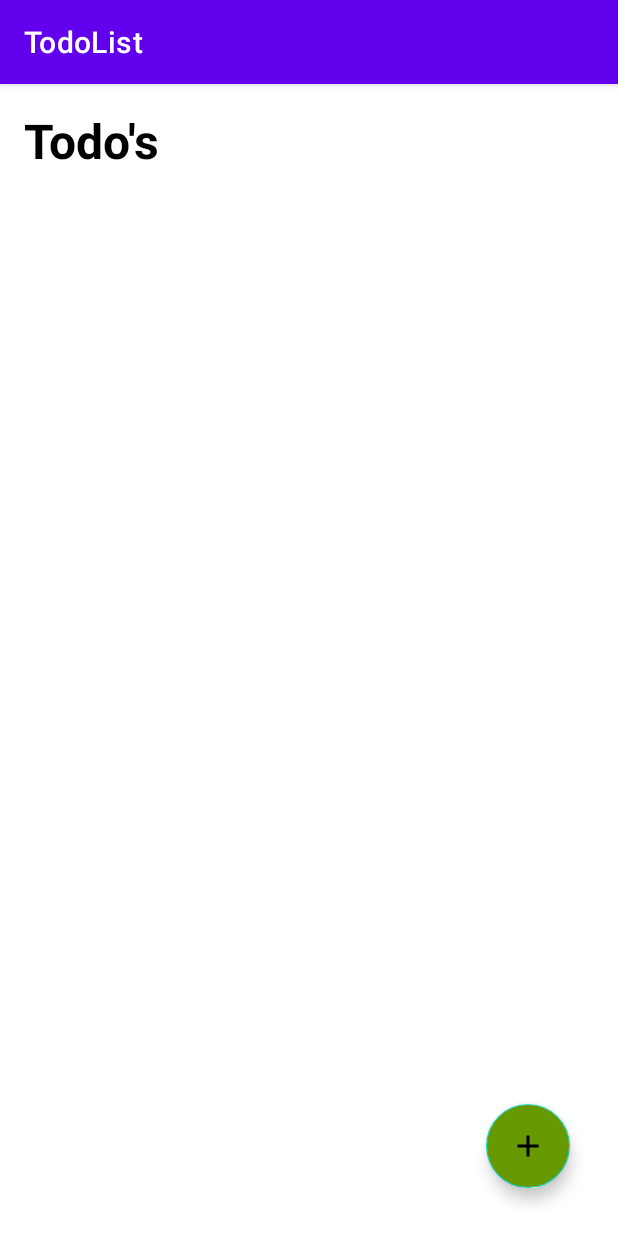
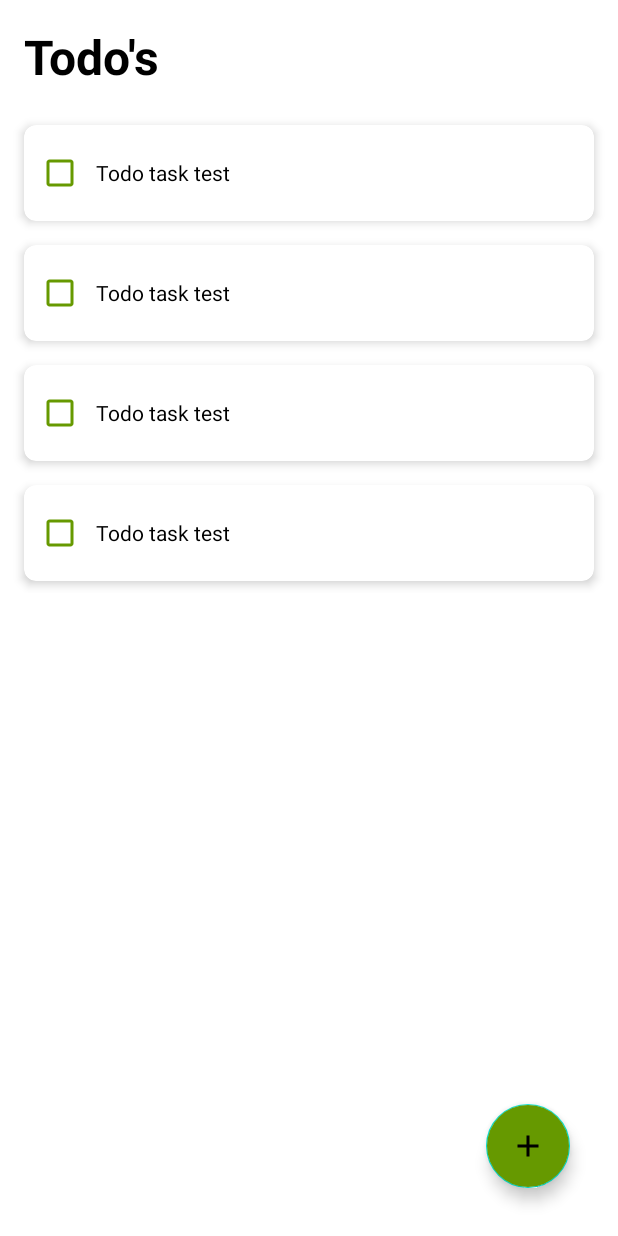
Before and after one commit to moura1001/todo-list-kotlin, an Android app: the screen it shows after launch (MainActivity), on a phone screen of 412 x 824 dp. Run offline under Robolectric (Android 15) with nearby library versions, the phone set to English and light mode, and no system bars.

Commit message:
commit com finalização da Splash screen e implementação da Recycler View (model e adapter) para exibição das tarefas

```diff
--- a/app/build.gradle
+++ b/app/build.gradle
@@ -42,6 +42,6 @@ dependencies {
     testImplementation 'junit:junit:4.+'
     androidTestImplementation 'androidx.test.ext:junit:1.1.3'
     androidTestImplementation 'androidx.test.espresso:espresso-core:3.4.0'
-    implementation 'androiddx.recyclerview:recyclerview:1.1.0'
+    implementation 'androidx.recyclerview:recyclerview:1.1.0'
     implementation 'com.google.android.material:material:1.1.0'
 }
--- a/app/src/main/AndroidManifest.xml
+++ b/app/src/main/AndroidManifest.xml
@@ -16,13 +16,7 @@
                 <category android:name="android.intent.category.LAUNCHER" />
             </intent-filter>
         </activity>
-        <activity android:name=".MainActivity">
-            <intent-filter>
-                <action android:name="android.intent.action.MAIN" />
-
-                <category android:name="android.intent.category.LAUNCHER" />
-            </intent-filter>
-        </activity>
+        <activity android:name=".MainActivity"/>
     </application>
 
 </manifest>
--- a/app/src/main/java/kodilone/app/todolist/MainActivity.kt
+++ b/app/src/main/java/kodilone/app/todolist/MainActivity.kt
@@ -2,10 +2,38 @@ package kodilone.app.todolist
 
 import androidx.appcompat.app.AppCompatActivity
 import android.os.Bundle
+import androidx.recyclerview.widget.LinearLayoutManager
+import androidx.recyclerview.widget.RecyclerView
+import kodilone.app.todolist.adapter.ToDoAdapter
+import kodilone.app.todolist.model.ToDo
 
 class MainActivity : AppCompatActivity() {
+
+    private var todosRecyclerView: RecyclerView? = null
+    private var todoAdapter: ToDoAdapter? = null
+
+    private val todoList: MutableList<ToDo> = ArrayList()
+
     override fun onCreate(savedInstanceState: Bundle?) {
         super.onCreate(savedInstanceState)
         setContentView(R.layout.activity_main)
+        supportActionBar?.hide()
+
+        todosRecyclerView = findViewById(R.id.todosRecyclerView)
+        todosRecyclerView?.setLayoutManager(LinearLayoutManager(this))
+        todoAdapter = ToDoAdapter(this)
+        todosRecyclerView?.setAdapter(todoAdapter)
+
+        val task = ToDo()
+        task.task = "Todo task test"
+        task.status = 0
+        task.id = 1
+
+        todoList.add(task)
+        todoList.add(task)
+        todoList.add(task)
+        todoList.add(task)
+        todoAdapter!!.setTasks(todoList)
+
     }
 }
--- a/app/src/main/java/kodilone/app/todolist/SplashActivity.kt
+++ b/app/src/main/java/kodilone/app/todolist/SplashActivity.kt
@@ -1,11 +1,21 @@
 package kodilone.app.todolist
 
+import android.content.Intent
 import androidx.appcompat.app.AppCompatActivity
 import android.os.Bundle
+import android.os.Handler
+import android.os.Looper
 
 class SplashActivity : AppCompatActivity() {
     override fun onCreate(savedInstanceState: Bundle?) {
         super.onCreate(savedInstanceState)
         setContentView(R.layout.activity_splash)
+        supportActionBar?.hide()
+
+        val i = Intent(this@SplashActivity, MainActivity::class.java)
+        Handler(Looper.getMainLooper()).postDelayed({
+            startActivity(i)
+            finish()
+        }, 4000)
     }
 }
--- /dev/null
+++ b/app/src/main/java/kodilone/app/todolist/adapter/ToDoAdapter.kt
@@ -0,0 +1,44 @@
+package kodilone.app.todolist.adapter
+
+import android.view.LayoutInflater
+import android.view.View
+import android.view.ViewGroup
+import android.widget.CheckBox
+import androidx.recyclerview.widget.RecyclerView
+import kodilone.app.todolist.MainActivity
+import kodilone.app.todolist.R
+import kodilone.app.todolist.model.ToDo
+
+class ToDoAdapter(private val activity: MainActivity) : RecyclerView.Adapter<ToDoAdapter.ViewHolder>() {
+
+    private var todoList: List<ToDo>? = null
+
+    override fun onCreateViewHolder(parent: ViewGroup, viewType: Int): ViewHolder {
+        val itemView = LayoutInflater.from(parent.context)
+            .inflate(R.layout.todo_layout, parent, false)
+        return ViewHolder(itemView)
+    }
+
+    override fun onBindViewHolder(holder: ViewHolder, position: Int) {
+        val item = todoList!![position]
+        holder.task.text = item.task
+        holder.task.isChecked = toBoolean(item.status)
+    }
+
+    private fun toBoolean(n: Int): Boolean {
+        return n != 0
+    }
+
+    override fun getItemCount(): Int {
+        return todoList!!.size
+    }
+
+    fun setTasks(todoList: List<ToDo>?) {
+        this.todoList = todoList
+        notifyDataSetChanged()
+    }
+
+    class ViewHolder internal constructor(view: View) : RecyclerView.ViewHolder(view) {
+        var task: CheckBox = view.findViewById(R.id.todoCheckBox)
+    }
+}
--- /dev/null
+++ b/app/src/main/java/kodilone/app/todolist/model/ToDo.kt
@@ -0,0 +1,7 @@
+package kodilone.app.todolist.model
+
+class ToDo {
+    var id = 0
+    var status = 0
+    var task: String? = null
+}
--- a/app/src/main/res/layout/todo_layout.xml
+++ b/app/src/main/res/layout/todo_layout.xml
@@ -1,8 +1,8 @@
 <androidx.cardview.widget.CardView xmlns:android="http://schemas.android.com/apk/res/android"
     xmlns:app="http://schemas.android.com/apk/res-auto"
     xmlns:tool="http://schemas.android.com/tools"
-    android:layout_width="wrap_content"
-    android:layout_height="match_parent"
+    android:layout_width="match_parent"
+    android:layout_height="wrap_content"
     app:cardElevation="4dp"
     app:cardCornerRadius="8dp"
     android:layout_marginHorizontal="16dp"
```
